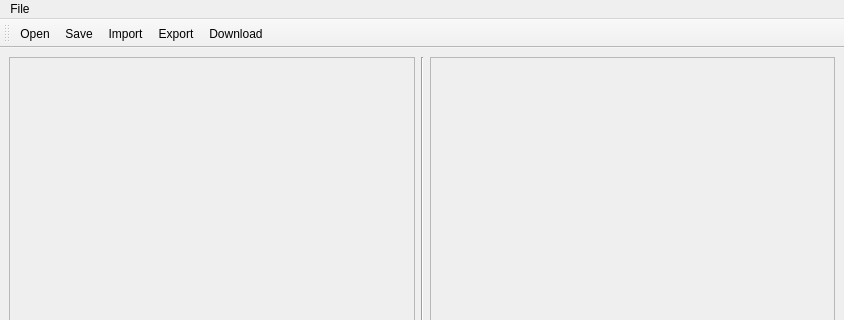
Qt form ui/mainwindow.ui (DrLutzi/wakfu-theme-manager) before a commit; both pictures show x 0 to 844 and y 0 to 320 of the 844 by 600 pixel window.
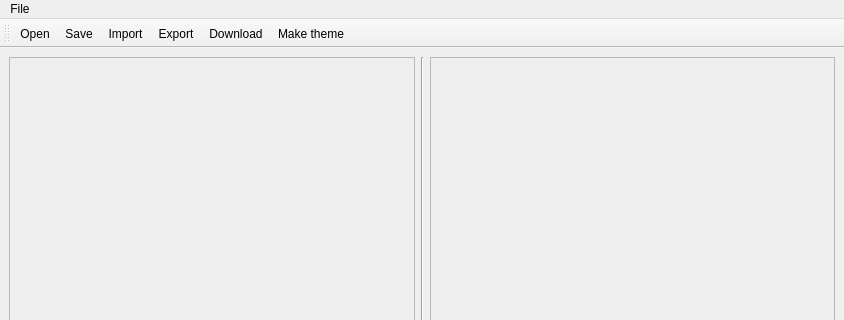
The same form after that commit.

Diff of the .ui file:
```diff
--- a/ui/mainwindow.ui
+++ b/ui/mainwindow.ui
@@ -122,6 +122,7 @@
    <addaction name="actionImport"/>
    <addaction name="actionExport"/>
    <addaction name="actionDownload"/>
+   <addaction name="actionMake_theme"/>
   </widget>
   <action name="actionOpen">
    <property name="text">
@@ -148,6 +149,11 @@
     <string>Save</string>
    </property>
   </action>
+  <action name="actionMake_theme">
+   <property name="text">
+    <string>Make theme</string>
+   </property>
+  </action>
  </widget>
  <resources/>
  <connections/>
```
Left out of the diff: 6 changed lines with no effect on the pictures.
